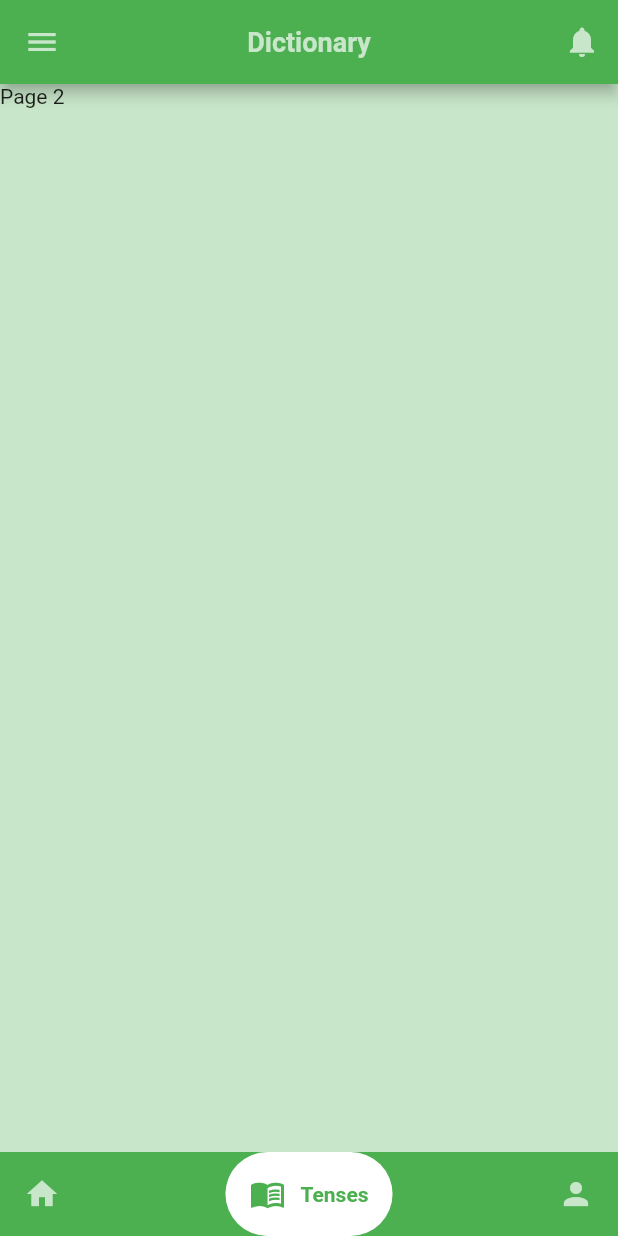
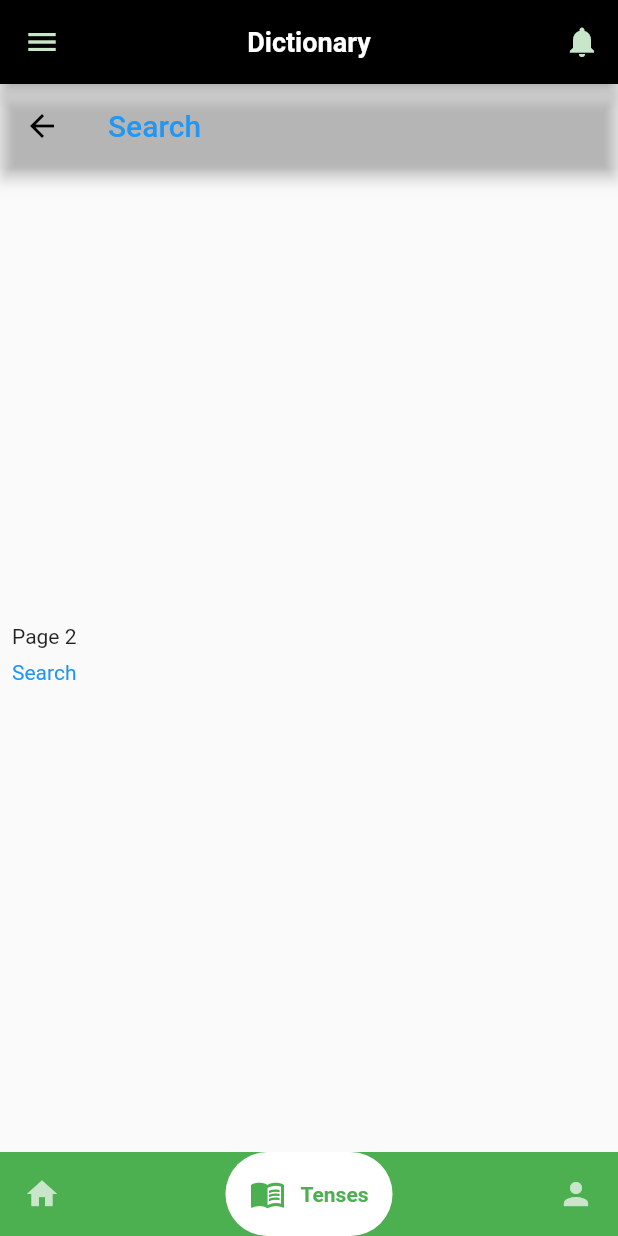
Before and after one commit to Efrosine/dictionary_app, a Flutter app: the HomePage screen opened directly, item 2 of the bottom bar chosen, on a phone screen of 412 x 824 dp. Run offline on Flutter 3.47's test engine with Material 2 defaults, Android fonts, the phone set to English and light mode, and no system bars; drawn by our look-alikes of google_nav_bar; Roboto replaces fonts that are missing (Poppins).

Commit message:
page 2 masi broken

```diff
--- a/lib/Home_page.dart
+++ b/lib/Home_page.dart
@@ -14,7 +14,9 @@ class HomePage extends StatefulWidget {
 
 class _HomePageState extends State<HomePage> {
   @override
+
   List _page = [Page1(), Page2(), Page3()];
+
 
   int currentIndex = 0;
   void goToPage(index) {
@@ -25,13 +27,13 @@ class _HomePageState extends State<HomePage> {
 
   Widget build(BuildContext context) {
     return Scaffold(
-      backgroundColor: Colors.green[100],
+      backgroundColor: Colors.white,
       appBar: AppBar(
-        backgroundColor: Colors.green,
+        backgroundColor: Colors.black,
         title: Text(
           'Dictionary',
           style: TextStyle(
-            color: Colors.green[100],
+            color: Colors.white,
             fontWeight: FontWeight.bold,
             fontSize: 18,
           ),
--- a/lib/page2.dart
+++ b/lib/page2.dart
@@ -10,8 +10,27 @@ class Page2 extends StatefulWidget {
 class _Page2State extends State<Page2> {
  @override
  Widget build(BuildContext context) {
-    return Container(
-      child: Text('Page 2'),
+    return Scaffold(
+      appBar: AppBar(
+        backgroundColor: Colors.transparent,
+        title: Text('Search', style: TextStyle(color: Colors.blue)),
+        leading: IconButton(
+          icon: Icon(Icons.arrow_back, color: Colors.black),
+          onPressed: () {
+            Navigator.pop(context);
+          },
+        ),
+      ),
+      body: Column(
+        mainAxisAlignment: MainAxisAlignment.center,
+        children: [
+          Text('Page 2'),
+          Padding(
+            padding: const EdgeInsets.all(8.0),
+            child: Text('Search', style: TextStyle(color: Colors.blue)),
+          ),
+        ],
+      ),
     );
  }
 }
```
Also changed, not shown: lib/page1.dart (+40 -2 lines). Lines whose indentation alone changed are shown as unchanged.
